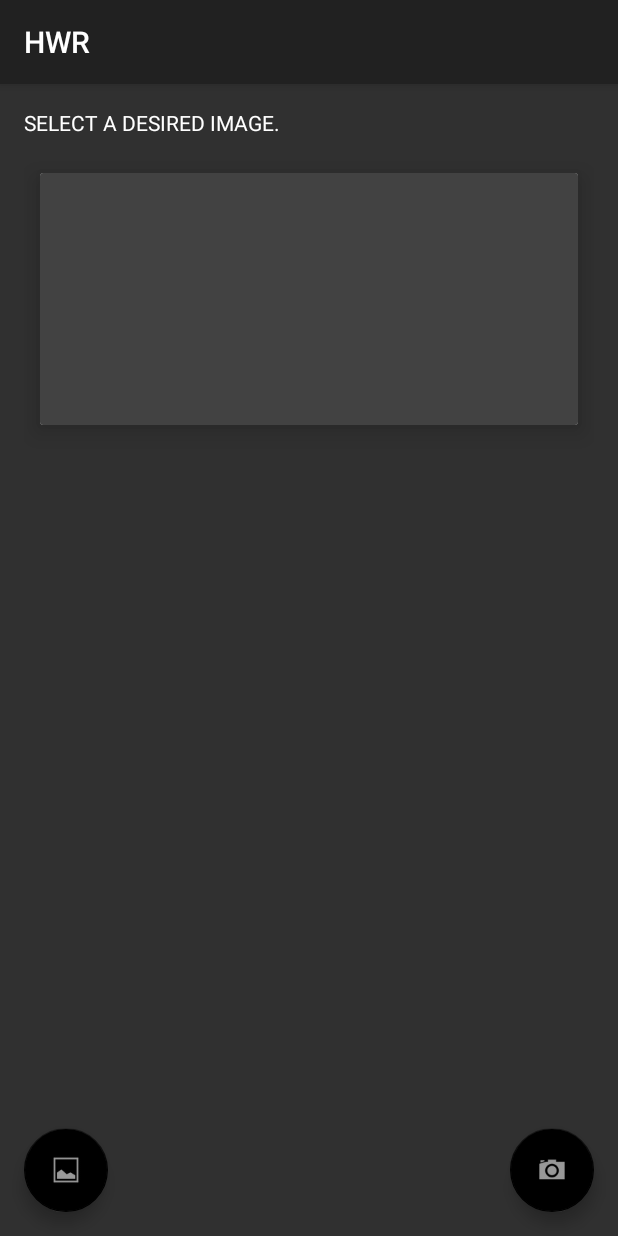
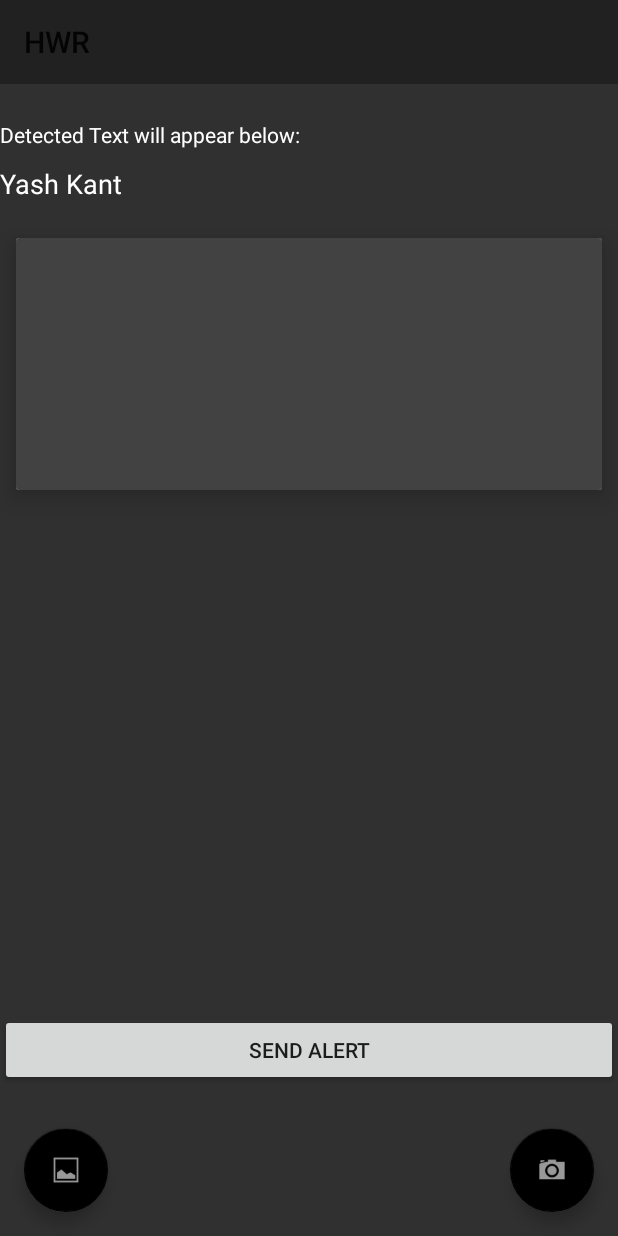
Before and after one commit to keshu6598/Final-Project, an Android app: the screen it shows after launch (MainActivity), on a phone screen of 412 x 824 dp. Run offline under Robolectric (Android 15) with nearby library versions, the phone set to English and light mode, and no system bars; libraries missing offline, so code that uses them is left out: com.google.api.client, com.google.api.services.

Commit message:
Added EditText and Message Call started.

```diff
--- a/CloudVision/app/src/main/java/com/google/sample/cloudvision/MainActivity.java
+++ b/CloudVision/app/src/main/java/com/google/sample/cloudvision/MainActivity.java
@@ -37,6 +37,7 @@ import android.support.v7.app.AppCompatActivity;
 import android.support.v7.widget.Toolbar;
 import android.util.Log;
 import android.view.View;
+import android.widget.EditText;
 import android.widget.ImageView;
 import android.widget.TextView;
 import android.widget.Toast;
@@ -97,13 +98,15 @@ public class MainActivity extends AppCompatActivity {
     public static final int CAMERA_IMAGE_REQUEST = 3;
     private static final String imagePath = Environment.getExternalStorageDirectory() + "/lastImage.jpg";
 
-    private TextView mImageDetails;
+    private EditText mImageDetails;
     private ImageView mMainImage;
 
     @Override
     protected void onCreate(Bundle savedInstanceState) {
         super.onCreate(savedInstanceState);
         setContentView(R.layout.activity_main);
+        String test = "Create " + "\n" + "Share" + "\n" + "OhBoi!";
+        Log.i(TAG, "onCreate: " + test.split("\n")[0] + " " + test.split("\n")[1] + " " + test.split("\n")[2] );
         Toolbar toolbar = (Toolbar) findViewById(R.id.toolbar);
         setSupportActionBar(toolbar);
         StrictMode.VmPolicy.Builder builder = new StrictMode.VmPolicy.Builder();
@@ -116,7 +119,7 @@ public class MainActivity extends AppCompatActivity {
             }
         });
 
-        mImageDetails = (TextView) findViewById(R.id.image_details);
+        mImageDetails = (EditText) findViewById(R.id.image_details);
         mMainImage = (ImageView) findViewById(R.id.main_image);
     }
 
@@ -208,7 +211,6 @@ public class MainActivity extends AppCompatActivity {
                 mMainImage.setImageBitmap(bitmap);
 
                 //Sending SMS disabled temporarily!
-//                new SendingSMS().execute("9529118708");
             } catch (IOException e) {
                 Log.d(TAG, "Image picking failed because " + e.getMessage());
                 Toast.makeText(this, R.string.image_picker_error, Toast.LENGTH_LONG).show();
@@ -369,16 +371,29 @@ public class MainActivity extends AppCompatActivity {
     }
 
     private String convertResponseToString(BatchAnnotateImagesResponse response) {
-        String message = "I found these things:\n\n";
+        String message = "";
         Log.i(TAG, "convertResponseToString: " + response.toString());
         List<EntityAnnotation> list = response.getResponses().get(0).getTextAnnotations();
 
         if(list != null){
             message += list.get(0).getDescription();
+//            message=message.replaceAll("\\s", "");
+            message = removeSpaces(message);
         }
 
 
         return message;
+    }
+
+    private String removeSpaces(String message) {
+        char[] strArray = message.toCharArray();
+        StringBuffer stringBuffer = new StringBuffer();
+        for (int i = 0; i < strArray.length; i++) {
+            if ((strArray[i] != ' ') && (strArray[i] != '\t')) {
+                stringBuffer.append(strArray[i]);
+            }
+        }
+        return stringBuffer.toString();
     }
 
     private String makePincodeRequest(String pincodeString) throws IOException {
@@ -420,6 +435,26 @@ public class MainActivity extends AppCompatActivity {
         return stringResponse;
     }
 
+    private String makeSMS(String name, String address, String presentLocation){
+        String sms = "Hi! " + name + "\n \n" + "Your package heading to " + address + " has reached till "+
+                presentLocation + ". Expected waiting time is " + "3 days.";
+        return sms;
+    }
+
+    public void sendAlert(View view) {
+        String[] array = mImageDetails.getText().toString().split("\n");
+        String name = array[0];
+        String mobileNo = array[1];
+        String pincode = array[2];
+
+        String smsText = makeSMS(name,pincode, pincode);
+        new SendingSMS().execute(mobileNo, smsText);
+        Log.i(TAG, "sendAlert: " + name + " " + mobileNo + " " + pincode);
+
+
+
+    }
+
 
 }
 
@@ -434,12 +469,16 @@ class SendingSMS extends AsyncTask<String, Object, Void> {
             //Your authentication key
             String authkey = "d808a22243XX";
             //Multiple mobiles numbers separated by comma (max 200)
+
             String mobiles = "9529118708";
             mobiles = strings[0];
+
             //Sender ID,While using route4 sender id should be 6 characters  long.
-            String senderId = "MRWSHD";
+            String senderId = "HWRPRJ";
             //Your message to send, Add URL encoding here.
-            String message = "";
+
+            String message = strings[1];
+
             //define route
             String accusage="1";
 
@@ -450,7 +489,9 @@ class SendingSMS extends AsyncTask<String, Object, Void> {
                 int var=(otp[i]);
                 OTP+=(Math.pow(10,i/2))*(var);
             }
+/*
             message = "Thanks for your mail. Your post is heading to this address postal code " + Integer.toString(OTP) + " India's kamchor bank corporation";
+*/
 
             //Prepare Url
             URLConnection myURLConnection=null;
--- a/CloudVision/app/src/main/res/layout/activity_main.xml
+++ b/CloudVision/app/src/main/res/layout/activity_main.xml
@@ -13,13 +13,6 @@
         android:layout_height="wrap_content"
         android:theme="@style/AppTheme.AppBarOverlay">
 
-        <android.support.v7.widget.Toolbar
-            android:id="@+id/toolbar"
-            android:layout_width="match_parent"
-            android:layout_height="?attr/actionBarSize"
-            android:background="#212121"
-            app:popupTheme="@style/AppTheme.PopupOverlay" />
-
     </android.support.design.widget.AppBarLayout>
 
     <include layout="@layout/content_main" />
@@ -31,6 +24,14 @@
         android:layout_gravity="bottom|right"
         android:layout_margin="@dimen/fab_margin"
         android:src="@android:drawable/ic_menu_camera" />
+
+    <android.support.v7.widget.Toolbar
+        android:id="@+id/toolbar"
+        android:layout_width="match_parent"
+        android:layout_height="wrap_content"
+        android:background="#212121"
+        app:popupTheme="@style/AppTheme.PopupOverlay" />
+
     <android.support.design.widget.FloatingActionButton
         android:id="@+id/fab1"
         android:layout_width="wrap_content"
@@ -40,4 +41,13 @@
         android:layout_margin="@dimen/fab_margin"
         android:src="@android:drawable/ic_menu_gallery" />
 
+    <Button
+        android:layout_width="match_parent"
+        android:layout_height="wrap_content"
+        android:text="Send Alert"
+        android:layout_gravity="bottom"
+        android:layout_marginBottom="100dp"
+        android:onClick="sendAlert"
+        />
+
 </android.support.design.widget.CoordinatorLayout>
--- a/CloudVision/app/src/main/res/layout/content_main.xml
+++ b/CloudVision/app/src/main/res/layout/content_main.xml
@@ -5,30 +5,34 @@
     android:layout_width="match_parent"
     android:layout_height="match_parent"
     xmlns:card_view="http://schemas.android.com/apk/res-auto"
-    android:paddingBottom="@dimen/activity_vertical_margin"
-    android:paddingLeft="@dimen/activity_horizontal_margin"
-    android:paddingRight="@dimen/activity_horizontal_margin"
-    android:paddingTop="@dimen/activity_vertical_margin"
     app:layout_behavior="@string/appbar_scrolling_view_behavior"
     tools:context="com.google.sample.cloudvision.MainActivity"
     tools:showIn="@layout/activity_main">
 
-    <ScrollView
-        android:layout_width="match_parent"
-        android:layout_height="match_parent">
-
         <LinearLayout
             android:layout_width="match_parent"
-            android:layout_height="wrap_content"
+            android:layout_height="match_parent"
             android:orientation="vertical">
 
             <TextView
+                android:id="@+id/static_textview"
+                android:layout_width="match_parent"
+                android:layout_height="20dp"
+                android:layout_marginTop="80dp"
+                android:textColor="#FFFFFF"
+                android:text="Detected Text will appear below:"/>
+
+            <EditText
+                android:background="@android:color/transparent"
+                android:layout_marginTop="10dp"
                 android:id="@+id/image_details"
                 android:layout_width="match_parent"
                 android:layout_height="wrap_content"
                 android:layout_marginBottom="8dp"
                 android:textColor="#FFFFFF"
-                android:text="SELECT A DESIRED IMAGE."/>
+                android:text="Yash Kant"/>
+
+
             <android.support.v7.widget.CardView
                 android:id="@+id/card_view"
                 android:layout_width="fill_parent"
@@ -46,5 +50,5 @@
                     android:scaleType="fitCenter"/>
             </android.support.v7.widget.CardView>
         </LinearLayout>
-    </ScrollView>
+
 </RelativeLayout>
```
